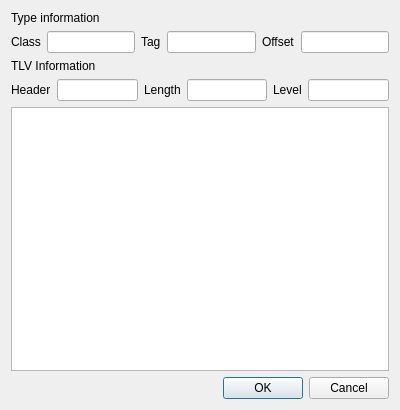
Above: BerViewer/edit_value_dlg.ui from jykim74/BerEditor before the change. Below: the same form after it.
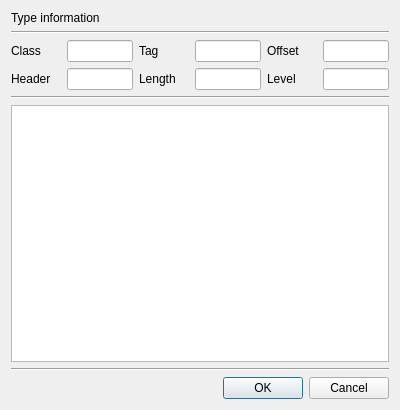
That is the form after the change.

The edit to the form file:
```diff
--- a/BerViewer/edit_value_dlg.ui
+++ b/BerViewer/edit_value_dlg.ui
@@ -21,10 +21,23 @@
      </property>
     </widget>
    </item>
+   <item>
+    <widget class="Line" name="line">
+     <property name="orientation">
+      <enum>Qt::Horizontal</enum>
+     </property>
+    </widget>
+   </item>
    <item>
     <layout class="QHBoxLayout" name="horizontalLayout">
      <item>
       <widget class="QLabel" name="label">
+       <property name="minimumSize">
+        <size>
+         <width>50</width>
+         <height>0</height>
+        </size>
+       </property>
        <property name="text">
         <string>Class</string>
        </property>
@@ -39,6 +52,12 @@
      </item>
      <item>
       <widget class="QLabel" name="label_2">
+       <property name="minimumSize">
+        <size>
+         <width>50</width>
+         <height>0</height>
+        </size>
+       </property>
        <property name="text">
         <string>Tag</string>
        </property>
@@ -53,6 +72,12 @@
      </item>
      <item>
       <widget class="QLabel" name="label_3">
+       <property name="minimumSize">
+        <size>
+         <width>50</width>
+         <height>0</height>
+        </size>
+       </property>
        <property name="text">
         <string>Offset</string>
        </property>
@@ -67,17 +92,16 @@
      </item>
     </layout>
    </item>
-   <item>
-    <widget class="QLabel" name="label_8">
-     <property name="text">
-      <string>TLV Information</string>
-     </property>
-    </widget>
-   </item>
    <item>
     <layout class="QHBoxLayout" name="horizontalLayout_2">
      <item>
       <widget class="QLabel" name="label_4">
+       <property name="minimumSize">
+        <size>
+         <width>50</width>
+         <height>0</height>
+        </size>
+       </property>
        <property name="text">
         <string>Header</string>
        </property>
@@ -92,6 +116,12 @@
      </item>
      <item>
       <widget class="QLabel" name="label_5">
+       <property name="minimumSize">
+        <size>
+         <width>50</width>
+         <height>0</height>
+        </size>
+       </property>
        <property name="text">
         <string>Length</string>
        </property>
@@ -106,6 +136,12 @@
      </item>
      <item>
       <widget class="QLabel" name="label_6">
+       <property name="minimumSize">
+        <size>
+         <width>50</width>
+         <height>0</height>
+        </size>
+       </property>
        <property name="text">
         <string>Level</string>
        </property>
@@ -120,9 +156,23 @@
      </item>
     </layout>
    </item>
+   <item>
+    <widget class="Line" name="line_3">
+     <property name="orientation">
+      <enum>Qt::Horizontal</enum>
+     </property>
+    </widget>
+   </item>
    <item>
     <widget class="QPlainTextEdit" name="mValueText"/>
    </item>
+   <item>
+    <widget class="Line" name="line_2">
+     <property name="orientation">
+      <enum>Qt::Horizontal</enum>
+     </property>
+    </widget>
+   </item>
    <item>
     <widget class="QDialogButtonBox" name="buttonBox">
      <property name="orientation">
```
Left out of the diff: 9 changed lines with no effect on the pictures.
